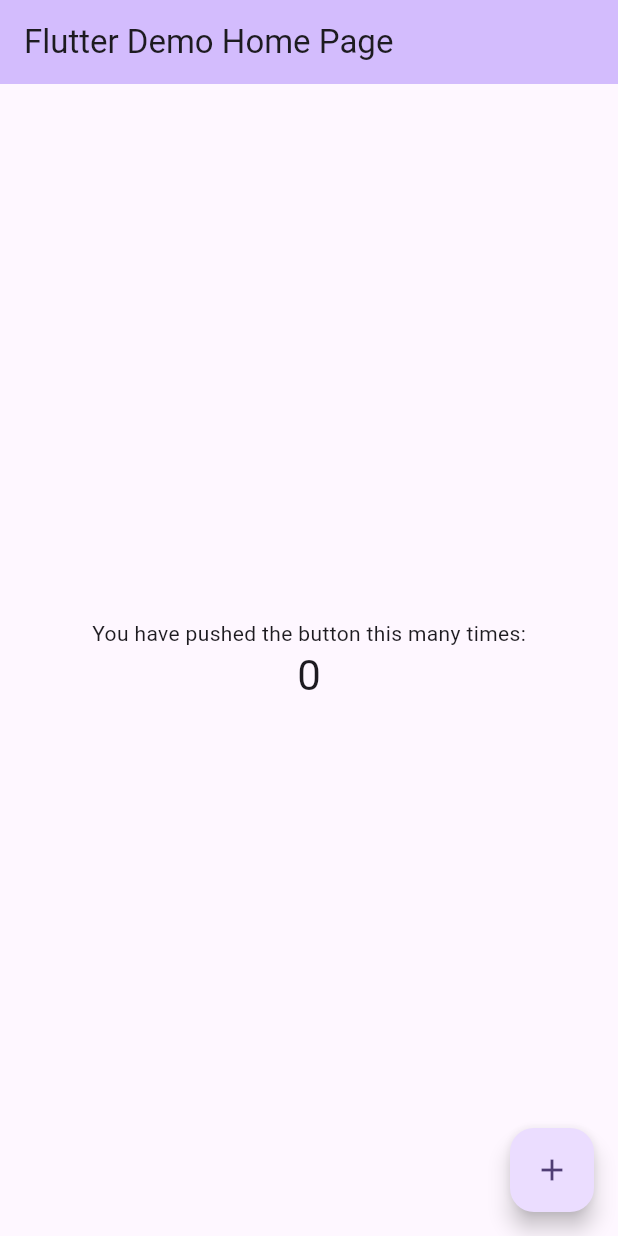
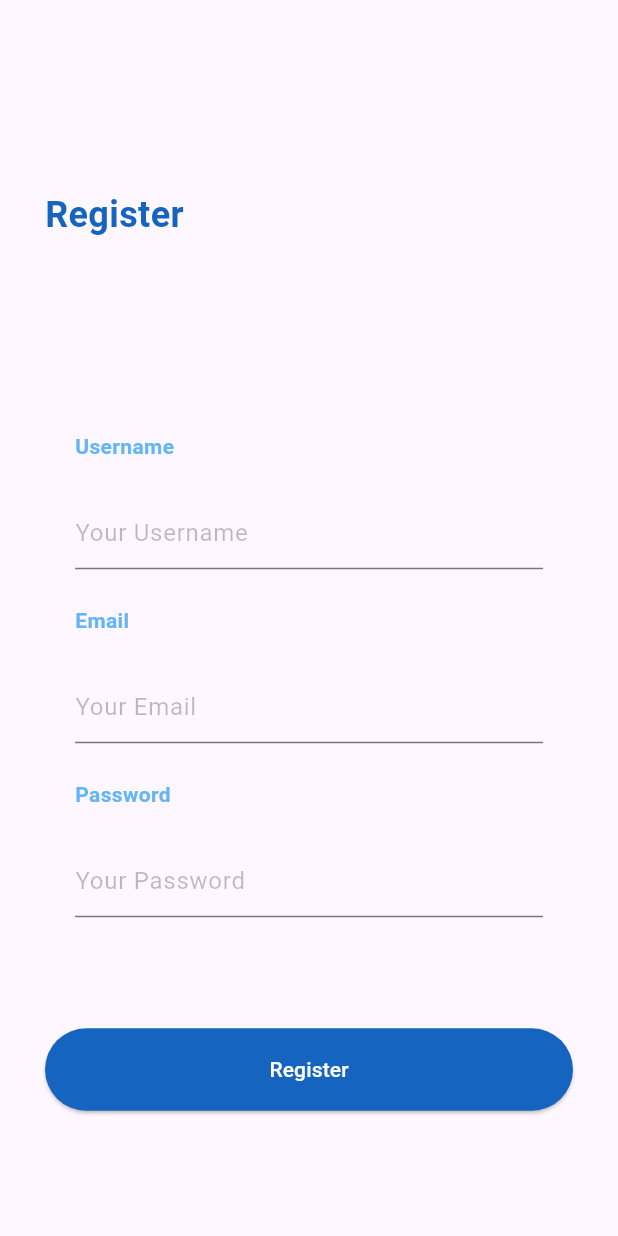
Before and after one commit to MRidhoPS/money_expanse_mysql, a Flutter app: the screen it shows after launch, on a phone screen of 412 x 824 dp. Run offline on Flutter 3.47's test engine with Material 3 defaults, Android fonts, the light colour scheme and no system bars.

Commit message:
project register account done

```diff
--- a/lib/api/money_api.dart
+++ b/lib/api/money_api.dart
@@ -1,3 +1,5 @@
+// ignore_for_file: avoid_print
+
 import 'dart:convert';
 
 import 'package:http/http.dart' as http;
@@ -8,14 +10,16 @@ class ApiService {
   final configapp = config_api.ApiConfig();
 
   Future<void> registerAccount(Money money) async {
-    final response = await http.post(Uri.parse(configapp.registerUrl),
-        headers: <String, String>{
-          'Content-Type': 'application/json; charset=UTF-8',
-        },
-        body: jsonEncode(money.toJson()));
+    final response = await http.post(
+      Uri.parse('${configapp.baseUrl}/register'),
+      headers: <String, String>{
+        'Content-Type': 'application/json; charset=UTF-8',
+      },
+      body: jsonEncode(money.toJson()),
+    );
 
     if (response.statusCode != 201) {
-      throw Exception('Failed to registered account');
+      throw Exception('Failed Regist Account student');
     }
   }
 }
--- a/lib/main.dart
+++ b/lib/main.dart
@@ -1,125 +1,19 @@
 import 'package:flutter/material.dart';
 
-void main() {
+import 'page/account_register.dart';
+
+void main(){
   runApp(const MyApp());
 }
 
 class MyApp extends StatelessWidget {
   const MyApp({super.key});
 
-  // This widget is the root of your application.
   @override
   Widget build(BuildContext context) {
-    return MaterialApp(
-      title: 'Flutter Demo',
-      theme: ThemeData(
-        // This is the theme of your application.
-        //
-        // TRY THIS: Try running your application with "flutter run". You'll see
-        // the application has a purple toolbar. Then, without quitting the app,
-        // try changing the seedColor in the colorScheme below to Colors.green
-        // and then invoke "hot reload" (save your changes or press the "hot
-        // reload" button in a Flutter-supported IDE, or press "r" if you used
-        // the command line to start the app).
-        //
-        // Notice that the counter didn't reset back to zero; the application
-        // state is not lost during the reload. To reset the state, use hot
-        // restart instead.
-        //
-        // This works for code too, not just values: Most code changes can be
-        // tested with just a hot reload.
-        colorScheme: ColorScheme.fromSeed(seedColor: Colors.deepPurple),
-        useMaterial3: true,
-      ),
-      home: const MyHomePage(title: 'Flutter Demo Home Page'),
+    return const MaterialApp(
+      debugShowCheckedModeBanner: false,
+      home: RegisterPage(),
     );
   }
 }
-
-class MyHomePage extends StatefulWidget {
-  const MyHomePage({super.key, required this.title});
-
-  // This widget is the home page of your application. It is stateful, meaning
-  // that it has a State object (defined below) that contains fields that affect
-  // how it looks.
-
-  // This class is the configuration for the state. It holds the values (in this
-  // case the title) provided by the parent (in this case the App widget) and
-  // used by the build method of the State. Fields in a Widget subclass are
-  // always marked "final".
-
-  final String title;
-
-  @override
-  State<MyHomePage> createState() => _MyHomePageState();
-}
-
-class _MyHomePageState extends State<MyHomePage> {
-  int _counter = 0;
-
-  void _incrementCounter() {
-    setState(() {
-      // This call to setState tells the Flutter framework that something has
-      // changed in this State, which causes it to rerun the build method below
-      // so that the display can reflect the updated values. If we changed
-      // _counter without calling setState(), then the build method would not be
-      // called again, and so nothing would appear to happen.
-      _counter++;
-    });
-  }
-
-  @override
-  Widget build(BuildContext context) {
-    // This method is rerun every time setState is called, for instance as done
-    // by the _incrementCounter method above.
-    //
-    // The Flutter framework has been optimized to make rerunning build methods
-    // fast, so that you can just rebuild anything that needs updating rather
-    // than having to individually change instances of widgets.
-    return Scaffold(
-      appBar: AppBar(
-        // TRY THIS: Try changing the color here to a specific color (to
-        // Colors.amber, perhaps?) and trigger a hot reload to see the AppBar
-        // change color while the other colors stay the same.
-        backgroundColor: Theme.of(context).colorScheme.inversePrimary,
-        // Here we take the value from the MyHomePage object that was created by
-        // the App.build method, and use it to set our appbar title.
-        title: Text(widget.title),
-      ),
-      body: Center(
-        // Center is a layout widget. It takes a single child and positions it
-        // in the middle of the parent.
-        child: Column(
-          // Column is also a layout widget. It takes a list of children and
-          // arranges them vertically. By default, it sizes itself to fit its
-          // children horizontally, and tries to be as tall as its parent.
-          //
-          // Column has various properties to control how it sizes itself and
-          // how it positions its children. Here we use mainAxisAlignment to
-          // center the children vertically; the main axis here is the vertical
-          // axis because Columns are vertical (the cross axis would be
-          // horizontal).
-          //
-          // TRY THIS: Invoke "debug painting" (choose the "Toggle Debug Paint"
-          // action in the IDE, or press "p" in the console), to see the
-          // wireframe for each widget.
-          mainAxisAlignment: MainAxisAlignment.center,
-          children: <Widget>[
-            const Text(
-              'You have pushed the button this many times:',
-            ),
-            Text(
-              '$_counter',
-              style: Theme.of(context).textTheme.headlineMedium,
-            ),
-          ],
-        ),
-      ),
-      floatingActionButton: FloatingActionButton(
-        onPressed: _incrementCounter,
-        tooltip: 'Increment',
-        child: const Icon(Icons.add),
-      ), // This trailing comma makes auto-formatting nicer for build methods.
-    );
-  }
-}
--- /dev/null
+++ b/lib/page/account_register.dart
@@ -0,0 +1,179 @@
+// ignore_for_file: use_build_context_synchronously
+
+import 'package:flutter/foundation.dart';
+import 'package:flutter/material.dart';
+import 'package:money_expanse_mysql/api/money_api.dart';
+import 'package:money_expanse_mysql/model/money_model.dart';
+
+class RegisterPage extends StatefulWidget {
+  const RegisterPage({super.key});
+
+  @override
+  State<RegisterPage> createState() => _RegisterPageState();
+}
+
+class _RegisterPageState extends State<RegisterPage> {
+  TextEditingController usernameC = TextEditingController();
+  TextEditingController emailC = TextEditingController();
+  TextEditingController passC = TextEditingController();
+
+  ApiService apiService = ApiService();
+
+  @override
+  Widget build(BuildContext context) {
+    return Scaffold(
+      body: Padding(
+        padding: const EdgeInsets.only(left: 30, top: 10, right: 30),
+        child: Column(
+          mainAxisAlignment: MainAxisAlignment.center,
+          crossAxisAlignment: CrossAxisAlignment.start,
+          children: [
+            Container(
+              alignment: Alignment.centerLeft,
+              width: 200,
+              height: 100,
+              child: Text(
+                "Register",
+                style: TextStyle(
+                  fontSize: 24,
+                  fontWeight: FontWeight.w600,
+                  color: Colors.blue.shade800,
+                ),
+              ),
+            ),
+            const SizedBox(
+              height: 50,
+            ),
+            Container(
+              width: MediaQuery.of(context).size.width,
+              height: MediaQuery.of(context).size.height / 2,
+              padding: const EdgeInsets.all(20),
+              // color: Colors.yellow[800],
+              child: Column(
+                crossAxisAlignment: CrossAxisAlignment.start,
+                mainAxisAlignment: MainAxisAlignment.spaceEvenly,
+                children: [
+                  Text(
+                    "Username",
+                    style: TextStyle(
+                      fontSize: 14,
+                      fontWeight: FontWeight.w600,
+                      color: Colors.blue.shade300,
+                    ),
+                  ),
+                  SizedBox(
+                    width: MediaQuery.of(context).size.width,
+                    child: TextFormField(
+                      controller: usernameC,
+                      decoration: const InputDecoration(
+                          hintText: 'Your Username',
+                          hintFadeDuration: Duration(milliseconds: 200),
+                          hintStyle: TextStyle(color: Colors.black26)),
+                    ),
+                  ),
+                  Text(
+                    "Email",
+                    style: TextStyle(
+                      fontSize: 14,
+                      fontWeight: FontWeight.w600,
+                      color: Colors.blue.shade300,
+                    ),
+                  ),
+                  SizedBox(
+                    width: MediaQuery.of(context).size.width,
+                    child: TextFormField(
+                      controller: emailC,
+                      decoration: const InputDecoration(
+                          hintText: 'Your Email',
+                          hintFadeDuration: Duration(milliseconds: 200),
+                          hintStyle: TextStyle(color: Colors.black26)),
+                    ),
+                  ),
+                  Text(
+                    "Password",
+                    style: TextStyle(
+                      fontSize: 14,
+                      fontWeight: FontWeight.w600,
+                      color: Colors.blue.shade300,
+                    ),
+                  ),
+                  SizedBox(
+                    width: MediaQuery.of(context).size.width,
+                    child: TextFormField(
+                      controller: passC,
+                      decoration: const InputDecoration(
+                          hintText: 'Your Password',
+                          hintFadeDuration: Duration(milliseconds: 200),
+                          hintStyle: TextStyle(color: Colors.black26)),
+                    ),
+                  ),
+                ],
+              ),
+            ),
+            const SizedBox(
+              height: 30,
+            ),
+            Center(
+              child: SizedBox(
+                width: MediaQuery.of(context).size.width,
+                height: MediaQuery.of(context).size.height / 15,
+                child: ElevatedButton(
+                  style: ElevatedButton.styleFrom(
+                    foregroundColor: Colors.white,
+                    backgroundColor: Colors.blue[800],
+                  ),
+                  onPressed: () async {
+                    final account = Money(
+                        email: emailC.text,
+                        username: usernameC.text,
+                        password: passC.text);
+
+                    try {
+                      await apiService.registerAccount(account);
+                      showDialog(
+                        context: context,
+                        builder: (BuildContext context) {
+                          return AlertDialog(
+                            title: const Text("Success"),
+                            content: const Text("Registration successful."),
+                            actions: [
+                              TextButton(
+                                onPressed: () {
+                                  Navigator.of(context).pop();
+                                },
+                                child: const Text("OK"),
+                              ),
+                            ],
+                          );
+                        },
+                      );
+                    } catch (e) {
+                      showDialog(
+                        context: context,
+                        builder: (BuildContext context) {
+                          return AlertDialog(
+                            title: const Text("Error"),
+                            content: Text(errorTextConfiguration.toString()),
+                            actions: [
+                              TextButton(
+                                onPressed: () {
+                                  Navigator.of(context).pop();
+                                },
+                                child: const Text("OK"),
+                              ),
+                            ],
+                          );
+                        },
+                      );
+                    }
+                  },
+                  child: const Text("Register"),
+                ),
+              ),
+            )
+          ],
+        ),
+      ),
+    );
+  }
+}
```
